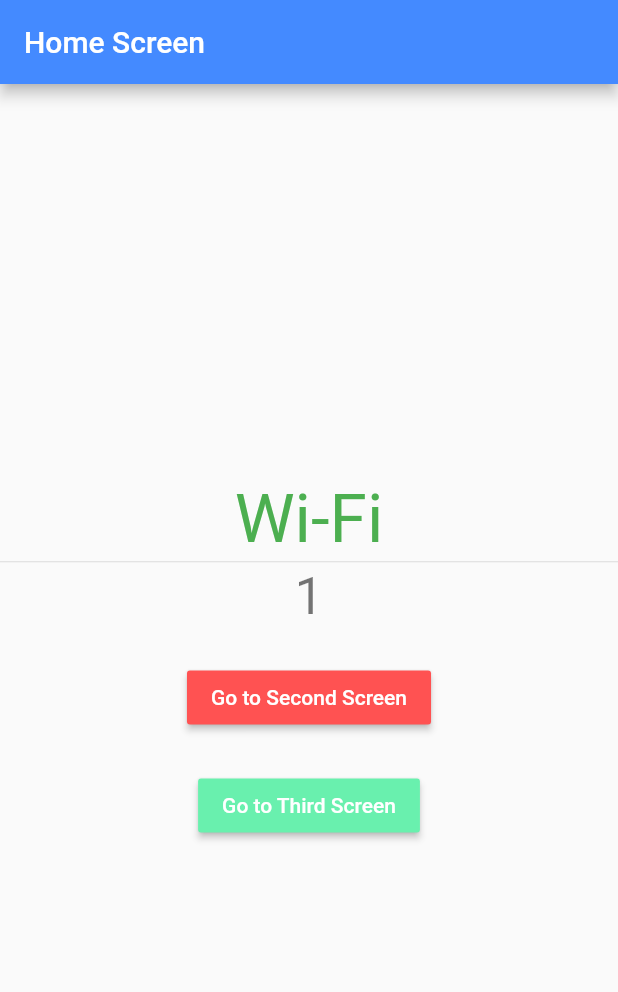
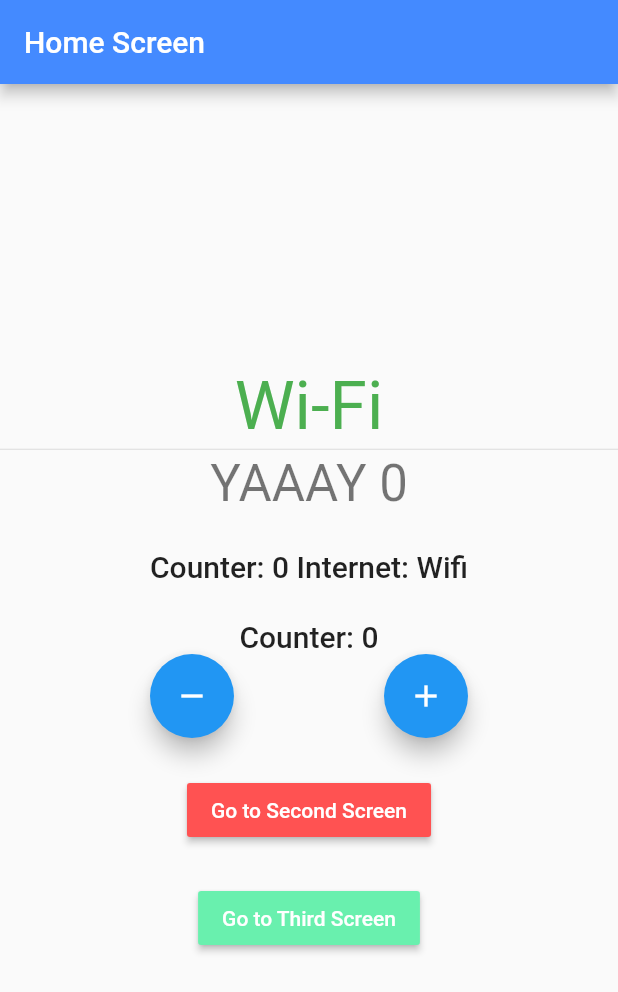
Before and after one commit to tarunchauhan97/blocs-one-start, a Flutter app: the screen it shows after launch, on a phone screen of 412 x 824 dp. Shown: the top 992 px of the screen. Run offline on Flutter 3.47's test engine with Material 2 defaults, Android fonts, the phone set to English and light mode, and no system bars; our stand-ins replace bloc, connectivity_plus, flutter_bloc.

Commit message:
bloc context select and unique contexts

```diff
--- a/lib/main.dart
+++ b/lib/main.dart
@@ -23,14 +23,14 @@ class MyApp extends StatelessWidget {
   }) : super(key: key);
 
   @override
-  Widget build(BuildContext context) {
+  Widget build(BuildContext myAppContext) {
     return MultiBlocProvider(
       providers: [
         BlocProvider<InternetCubit>(
-          create: (context) => InternetCubit(connectivity: connectivity),
+          create: (internetCubitContext) => InternetCubit(connectivity: connectivity),
         ),
         BlocProvider<CounterCubit>(
-          create: (context) => CounterCubit(),
+          create: (counterCubitContext) => CounterCubit(),
         ),
       ],
       child: MaterialApp(
--- a/lib/presentation/screens/home_screen.dart
+++ b/lib/presentation/screens/home_screen.dart
@@ -16,14 +16,14 @@ class HomeScreen extends StatefulWidget {
 
 class _HomeScreenState extends State<HomeScreen> {
   @override
-  Widget build(BuildContext context) {
+  Widget build(BuildContext homeScreenContext) {
     return BlocListener<InternetCubit, InternetState>(
-      listener: (context, state) {
+      listener: (internetCubitListenerContext, state) {
         if (state is InternetConnected && state.connectionType == ConnectionType.Wifi) {
-          // context.bloc<CounterCubit>().increment();
-          BlocProvider.of<CounterCubit>(context).increment();
+          // context.watch<CounterCubit>();
+          // BlocProvider.of<CounterCubit>(context).increment();
         } else if (state is InternetConnected && state.connectionType == ConnectionType.Mobile) {
-          BlocProvider.of<CounterCubit>(context).decrement();
+          // BlocProvider.of<CounterCubit>(context).decrement();
           // context.bloc<CounterCubit>().decrement();
         }
       },
@@ -37,11 +37,11 @@ class _HomeScreenState extends State<HomeScreen> {
             mainAxisAlignment: MainAxisAlignment.center,
             children: <Widget>[
               BlocBuilder<InternetCubit, InternetState>(
-                builder: (context, state) {
+                builder: (internetCubitBuilderContext, state) {
                   if (state is InternetConnected && state.connectionType == ConnectionType.Wifi) {
                     return Text(
                       'Wi-Fi',
-                      style: Theme.of(context).textTheme.headline3?.copyWith(
+                      style: Theme.of(internetCubitBuilderContext).textTheme.headline3?.copyWith(
                             color: Colors.green,
                           ),
                     );
@@ -49,14 +49,14 @@ class _HomeScreenState extends State<HomeScreen> {
                       state.connectionType == ConnectionType.Mobile) {
                     return Text(
                       'Mobile',
-                      style: Theme.of(context).textTheme.headline3?.copyWith(
+                      style: Theme.of(internetCubitBuilderContext).textTheme.headline3?.copyWith(
                             color: Colors.red,
                           ),
                     );
                   } else if (state is InternetDisconnected) {
                     return Text(
                       'Disconnected',
-                      style: Theme.of(context).textTheme.headline3?.copyWith(
+                      style: Theme.of(internetCubitBuilderContext).textTheme.headline3?.copyWith(
                             color: Colors.grey,
                           ),
                     );
@@ -68,16 +68,16 @@ class _HomeScreenState extends State<HomeScreen> {
                 height: 5,
               ),
               BlocConsumer<CounterCubit, CounterState>(
-                listener: (context, state) {
+                listener: (counterCubitListenerContext, state) {
                   if (state.wasIncremented == true) {
-                    Scaffold.of(context).showSnackBar(
+                    Scaffold.of(counterCubitListenerContext).showSnackBar(
                       SnackBar(
                         content: Text('Incremented!'),
                         duration: Duration(milliseconds: 300),
                       ),
                     );
                   } else if (state.wasIncremented == false) {
-                    Scaffold.of(context).showSnackBar(
+                    Scaffold.of(counterCubitListenerContext).showSnackBar(
                       SnackBar(
                         content: Text('Decremented!'),
                         duration: Duration(milliseconds: 300),
@@ -85,69 +85,114 @@ class _HomeScreenState extends State<HomeScreen> {
                     );
                   }
                 },
-                builder: (context, state) {
+                builder: (counterCubiBuilderContext, state) {
                   if (state.counterValue < 0) {
                     return Text(
                       'BRR, NEGATIVE ' + state.counterValue.toString(),
-                      style: Theme.of(context).textTheme.headline4,
+                      style: Theme.of(counterCubiBuilderContext).textTheme.headline4,
                     );
                   } else if (state.counterValue % 2 == 0) {
                     return Text(
                       'YAAAY ' + state.counterValue.toString(),
-                      style: Theme.of(context).textTheme.headline4,
+                      style: Theme.of(counterCubiBuilderContext).textTheme.headline4,
                     );
                   } else if (state.counterValue == 5) {
                     return Text(
                       'HMM, NUMBER 5',
-                      style: Theme.of(context).textTheme.headline4,
+                      style: Theme.of(counterCubiBuilderContext).textTheme.headline4,
                     );
                   } else
                     return Text(
                       state.counterValue.toString(),
-                      style: Theme.of(context).textTheme.headline4,
+                      style: Theme.of(counterCubiBuilderContext).textTheme.headline4,
                     );
                 },
               ),
-              // SizedBox(
-              //   height: 24,
-              // ),
-              // Row(
-              //   mainAxisAlignment: MainAxisAlignment.spaceEvenly,
-              //   children: [
-              //     FloatingActionButton(
-              //       heroTag: Text('${widget.title}'),
-              //       onPressed: () {
-              //         BlocProvider.of<CounterCubit>(context).decrement();
-              //         // context.bloc<CounterCubit>().decrement();
-              //       },
-              //       tooltip: 'Decrement',
-              //       child: Icon(Icons.remove),
-              //     ),
-              //     FloatingActionButton(
-              //       heroTag: Text('${widget.title} 2nd'),
-              //       onPressed: () {
-              //         // BlocProvider.of<CounterCubit>(context).increment();
-              //         context.bloc<CounterCubit>().increment();
-              //       },
-              //       tooltip: 'Increment',
-              //       child: Icon(Icons.add),
-              //     ),
-              //   ],
-              // ),
               SizedBox(
                 height: 24,
               ),
-              MaterialButton(
+              Builder(
+                builder: (context) {
+                  final counterState = context.watch<CounterCubit>().state;
+                  final internetState = context.watch<InternetCubit>().state;
+
+                  if (internetState is InternetConnected &&
+                      internetState.connectionType == ConnectionType.Mobile) {
+                    return Text(
+                      'Counter: ' +
+                          counterState.counterValue.toString() +
+                          ' Internet: Mobile',
+                      style: Theme.of(context).textTheme.headline6,
+                    );
+                  } else if (internetState is InternetConnected &&
+                      internetState.connectionType == ConnectionType.Wifi) {
+                    return Text(
+                      'Counter: ' +
+                          counterState.counterValue.toString() +
+                          ' Internet: Wifi',
+                      style: Theme.of(context).textTheme.headline6,
+                    );
+                  } else {
+                    return Text(
+                      'Counter: ' +
+                          counterState.counterValue.toString() +
+                          ' Internet: Disconnected',
+                      style: Theme.of(context).textTheme.headline6,
+                    );
+                  }
+                },
+              ),SizedBox(
+                height: 24,
+              ),
+              Builder(
+                builder: (context) {
+                  final counterValue = context
+                      .select((CounterCubit cubit) => cubit.state.counterValue);
+                  return Text(
+                    'Counter: ' + counterValue.toString(),
+                    style: Theme.of(context).textTheme.headline6,
+                  );
+                },
+              ),
+              Row(
+                mainAxisAlignment: MainAxisAlignment.spaceEvenly,
+                children: [
+                  FloatingActionButton(
+                    heroTag: Text('${widget.title}'),
+                    onPressed: () {
+                      BlocProvider.of<CounterCubit>(context).decrement();
+                      // context.bloc<CounterCubit>().decrement();
+                    },
+                    tooltip: 'Decrement',
+                    child: Icon(Icons.remove),
+                  ),
+                  FloatingActionButton(
+                    heroTag: Text('${widget.title} 2nd'),
+                    onPressed: () {
+                      BlocProvider.of<CounterCubit>(context).increment();
+                    },
+                    tooltip: 'Increment',
+                    child: Icon(Icons.add),
+                  ),
+                ],
+              ),
+
+              SizedBox(
+                height: 24,
+              ),
+              Builder(
+                builder: (materialButtonContext) => MaterialButton(
                   color: Colors.redAccent,
                   child: Text(
                     'Go to Second Screen',
                     style: TextStyle(color: Colors.white),
                   ),
                   onPressed: () {
-                  Navigator.of(context).pushNamed(
+                    Navigator.of(materialButtonContext).pushNamed(
                       '/second',
                     );
                   },
+                ),
               ),
               SizedBox(
                 height: 24,
@@ -159,7 +204,7 @@ class _HomeScreenState extends State<HomeScreen> {
                   style: TextStyle(color: Colors.white),
                 ),
                 onPressed: () {
-                  Navigator.of(context).pushNamed(
+                  Navigator.of(homeScreenContext).pushNamed(
                     '/third',
                   );
                 },
```
Lines whose indentation alone changed are shown as unchanged.
